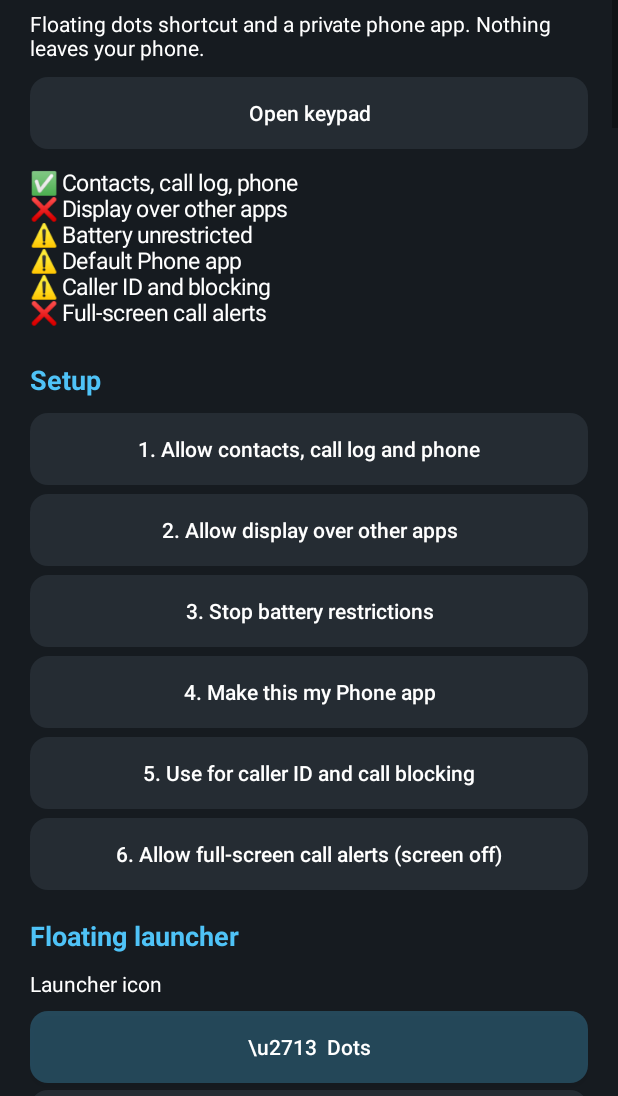
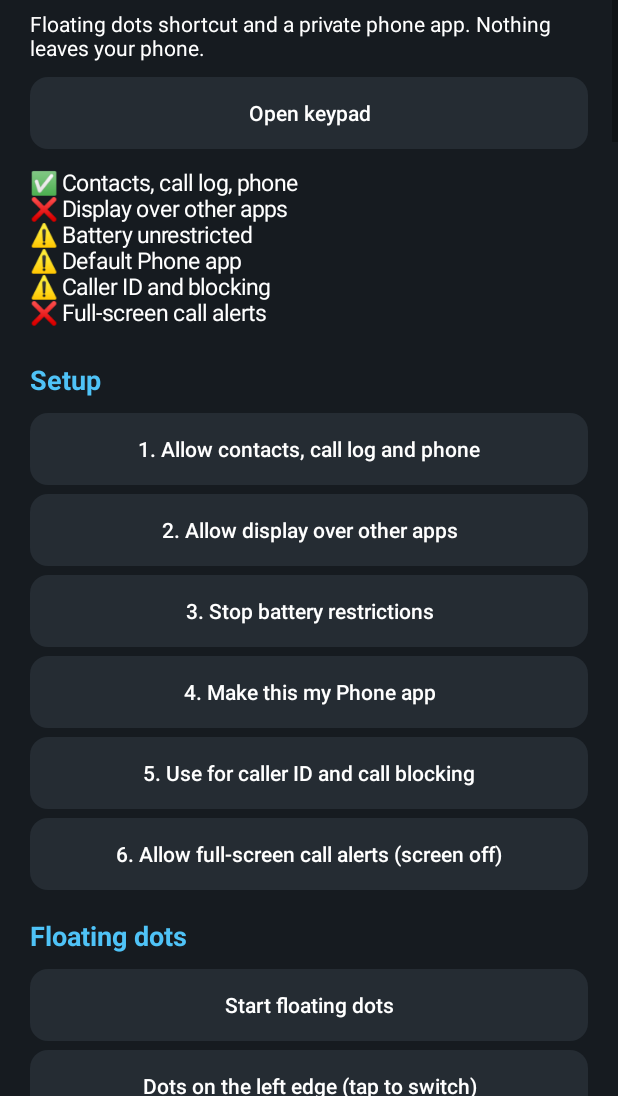
Before and after one commit to MafazAnsar/Personal-Dialler, an Android app: the MainActivity screen opened directly, with no data from a screen before it, on a phone screen of 412 x 824 dp, the part 140-1236 px from its top. Run offline under Robolectric (Android 15) with nearby library versions, the phone set to English and light mode, and no system bars.

Commit message:
Rollback floating launcher icon design

```diff
--- a/app/src/main/java/com/mafaz/dialer/MainActivity.kt
+++ b/app/src/main/java/com/mafaz/dialer/MainActivity.kt
@@ -43,7 +43,6 @@ class MainActivity : Activity() {
     private lateinit var gearBtn: Button
     private lateinit var actionsBox: LinearLayout
     private lateinit var visualThemeBox: LinearLayout
-    private lateinit var launcherBox: LinearLayout
 
     private fun dp(v: Int) = Ui.dp(this, v)
 
@@ -129,11 +128,7 @@ class MainActivity : Activity() {
             }
         }
 
-        heading("Floating launcher", 18f)
-        text("Launcher icon")
-        launcherBox = LinearLayout(this).apply { orientation = LinearLayout.VERTICAL }
-        root.addView(launcherBox)
-        buildLauncherChoices()
+        heading("Floating dots", 18f)
         toggle = addBtn("Start floating dots") { toggleService() }
         sideBtn = addBtn("Side") {
             val now = prefs.getString("side", "left")
@@ -350,23 +345,6 @@ class MainActivity : Activity() {
             }
         })
         root.addView(sb)
-    }
-
-    private fun buildLauncherChoices() {
-        launcherBox.removeAllViews()
-        val choices = listOf("dots" to "Dots", "coil" to "Classic Coil", "infinity" to "Infinity")
-        val selected = prefs.getString("launcher_icon", "dots") ?: "dots"
-        for ((key, label) in choices) {
-            val b = Button(this)
-            b.text = (if (selected == key) "\\u2713  " else "") + label
-            b.isAllCaps = false
-            b.setTextColor(Ui.text(this))
-            b.background = Ui.round(if (selected == key) Ui.withAlpha(Ui.accent(this), 0x44) else Ui.card(this), dp(12))
-            b.setOnClickListener { prefs.edit().putString("launcher_icon", key).apply(); restartService(); buildLauncherChoices() }
-            val lp = LinearLayout.LayoutParams(ViewGroup.LayoutParams.MATCH_PARENT, ViewGroup.LayoutParams.WRAP_CONTENT)
-            lp.topMargin = dp(5)
-            launcherBox.addView(b, lp)
-        }
     }
 
     private fun buildVisualThemeOptions() {
```
